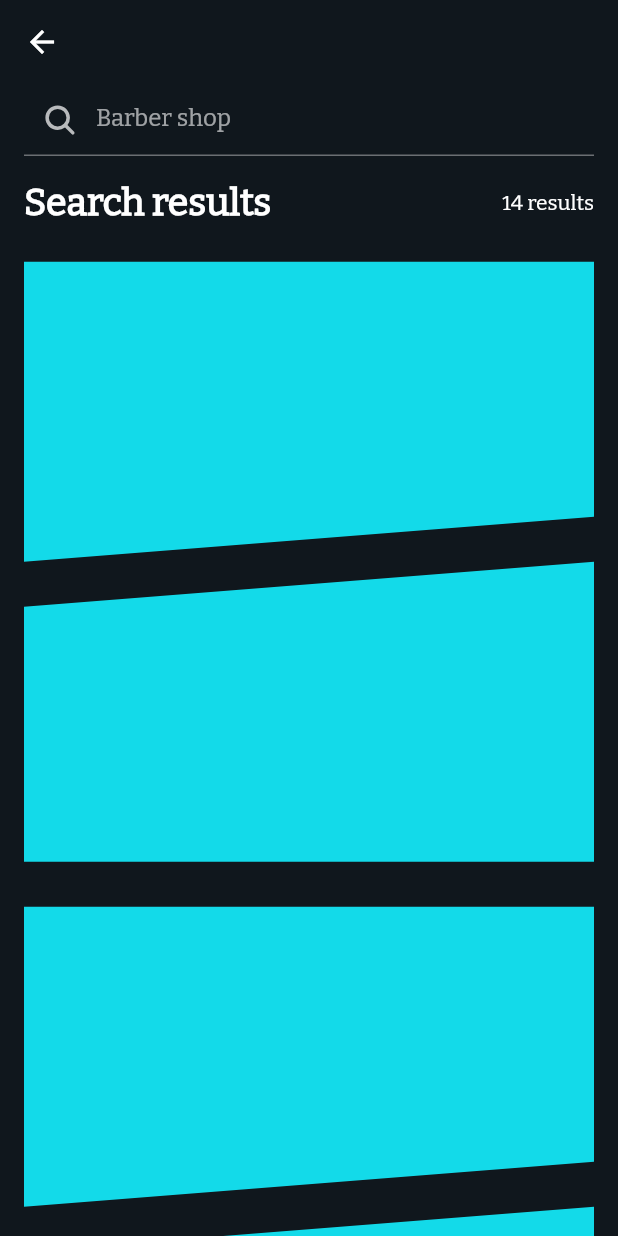
After one commit to mahmoud-eslami/barber-booking, a Flutter app: the HomePage screen opened by its route, after a tap on an icon or button, on a phone screen of 412 x 824 dp. The commit adds this screen. Run offline on Flutter 3.47's test engine with Material 2 defaults, Android fonts, the phone set to English and light mode, and no system bars; our stand-ins replace auto_size_text, camera, flutter_map, geolocator, get, ionicons and 1 more.

Commit message:
base shape of barber item created with custom paint

```diff
--- a/lib/app/modules/home/local_widget/custom_bottom_nav.dart
+++ b/lib/app/modules/home/local_widget/custom_bottom_nav.dart
@@ -59,7 +59,9 @@ class CustomBottomNav extends StatelessWidget {
                         iconData: Ionicons.newspaper,
                       ),
                       BottomNavItem(
-                        onTap: () {},
+                        onTap: () {
+                          Get.toNamed(_routes.nearestBarberShop);
+                        },
                         iconData: Ionicons.navigate,
                       ),
                       BottomNavItem(
--- /dev/null
+++ b/lib/app/modules/nearest_barber_shop/controller.dart
@@ -0,0 +1,13 @@
+import 'package:get/get.dart';
+
+class NearestBarberShopController extends GetxController {
+  @override
+  void onInit() {
+    super.onInit();
+  }
+
+  @override
+  void onClose() {
+    super.onClose();
+  }
+}
--- /dev/null
+++ b/lib/app/modules/nearest_barber_shop/page.dart
@@ -0,0 +1,164 @@
+import 'package:barber_booking/app/core/utils/size_config.dart';
+import 'package:barber_booking/app/core/values/dimes.dart';
+import 'package:barber_booking/app/data/enums/text_color_option.dart';
+import 'package:barber_booking/app/data/enums/text_size_option.dart';
+import 'package:barber_booking/app/global_widgets/optimized_text.dart';
+import 'package:flutter/material.dart';
+import 'package:get/get.dart';
+import 'package:ionicons/ionicons.dart';
+
+import '../../core/values/colors.dart';
+import '../../core/values/strings.dart';
+import '../../routes/routes.dart';
+
+class NearestBarberShop extends StatelessWidget {
+  NearestBarberShop({Key? key}) : super(key: key);
+
+  final AppColors _colors = Get.find();
+  final Strings _strings = Get.find();
+  final Routes _routes = Get.find();
+  final Dimens _dimens = Get.find();
+
+  @override
+  Widget build(BuildContext context) {
+    return Scaffold(
+      appBar: AppBar(),
+      body: Padding(
+        padding: EdgeInsets.symmetric(horizontal: _dimens.defaultPadding * 2),
+        child: Column(
+          children: [
+            NearBarberShopSearchBar(),
+            SizedBox(
+              height: SizeConfig.heightMultiplier * 2,
+            ),
+            Row(
+              mainAxisAlignment: MainAxisAlignment.spaceBetween,
+              crossAxisAlignment: CrossAxisAlignment.center,
+              children: [
+                Expanded(
+                  child: OptimizedText(
+                    "Search results",
+                    colorOption: TextColorOptions.light,
+                    textAlign: TextAlign.start,
+                    fontWeight: FontWeight.bold,
+                    sizeOption: TextSizeOptions.bigBody,
+                  ),
+                ),
+                Expanded(
+                  child: OptimizedText(
+                    "14 results",
+                    colorOption: TextColorOptions.light,
+                    textAlign: TextAlign.end,
+                    sizeOption: TextSizeOptions.caption,
+                  ),
+                ),
+              ],
+            ),
+            BarberShopsItems(),
+          ],
+        ),
+      ),
+    );
+  }
+}
+
+class NearBarberShopSearchBar extends StatelessWidget {
+  NearBarberShopSearchBar({Key? key}) : super(key: key);
+
+  final AppColors _colors = Get.find();
+  final Strings _strings = Get.find();
+  final Routes _routes = Get.find();
+
+  @override
+  Widget build(BuildContext context) {
+    return TextFormField(
+      decoration: const InputDecoration(
+          prefixIcon: Icon(Ionicons.search),
+          label: Text("Barber shop"),
+          contentPadding: EdgeInsets.zero,
+          floatingLabelAlignment: FloatingLabelAlignment.start),
+    );
+  }
+}
+
+class BarberShopsItems extends StatelessWidget {
+  BarberShopsItems({Key? key}) : super(key: key);
+
+  final Dimens _dimens = Get.find();
+
+  @override
+  Widget build(BuildContext context) {
+    return Expanded(
+      child: ListView.builder(
+        padding: EdgeInsets.only(top: _dimens.defaultPadding * 3),
+        itemCount: 10,
+        itemBuilder: (context, index) =>
+            BarberShopItem(isUpperWidget: (index % 2 == 0)),
+      ),
+    );
+  }
+}
+
+class BarberShopItem extends StatelessWidget {
+  final bool isUpperWidget;
+
+  BarberShopItem({Key? key, required this.isUpperWidget}) : super(key: key);
+
+  final AppColors _colors = Get.find();
+  final Strings _strings = Get.find();
+  final Routes _routes = Get.find();
+  final Dimens _dimens = Get.find();
+
+  @override
+  Widget build(BuildContext context) {
+    return Column(
+      children: [
+        Container(
+          width: SizeConfig.widthMultiplier * 100,
+          height: 200,
+          color: Colors.transparent,
+          child: CustomPaint(
+            painter: BarberShopItemPainter(isUpperWidget: isUpperWidget),
+          ),
+        ),
+        if (!isUpperWidget) const SizedBox(height: 30),
+      ],
+    );
+  }
+}
+
+class BarberShopItemPainter extends CustomPainter {
+  final bool isUpperWidget;
+
+  final AppColors _colors = Get.find();
+
+  BarberShopItemPainter({required this.isUpperWidget});
+
+  @override
+  void paint(Canvas canvas, Size size) {
+    var paint = Paint();
+    var path = Path();
+    paint
+      ..color = _colors.coloredBorder
+      ..style = PaintingStyle.fill;
+
+    if (isUpperWidget) {
+      path.moveTo(0, 0);
+      path.lineTo(size.width, 0);
+      path.lineTo(size.width, size.height);
+      path.lineTo(size.width, size.height * .85);
+      path.lineTo(0, size.height);
+    } else {
+      path.moveTo(0, size.height);
+      path.lineTo(size.width, size.height);
+      path.lineTo(size.width, 0);
+      path.lineTo(0, size.height * .15);
+    }
+    path.close();
+
+    canvas.drawPath(path, paint);
+  }
+
+  @override
+  bool shouldRepaint(covariant CustomPainter oldDelegate) => true;
+}
--- a/lib/app/modules/news/local_widget/news_item.dart
+++ b/lib/app/modules/news/local_widget/news_item.dart
@@ -50,7 +50,7 @@ class NewsItem extends StatelessWidget {
                 sigmaY: 10,
               ),
               child: Container(
-                height: SizeConfig.heightMultiplier * 22,
+                height: SizeConfig.heightMultiplier * 25,
                 width: SizeConfig.widthMultiplier * 90,
                 decoration: BoxDecoration(
                   color: _colors.frostedBlack.withOpacity(.4),
--- a/lib/app/routes/pages.dart
+++ b/lib/app/routes/pages.dart
@@ -1,6 +1,7 @@
 import 'package:barber_booking/app/modules/barber_profile/page.dart';
 import 'package:barber_booking/app/modules/barber_shop_profile/page.dart';
 import 'package:barber_booking/app/modules/home/page.dart';
+import 'package:barber_booking/app/modules/nearest_barber_shop/page.dart';
 import 'package:barber_booking/app/modules/news/page.dart';
 import 'package:barber_booking/app/modules/profile/page.dart';
 import 'package:barber_booking/app/modules/splash/page.dart';
@@ -27,5 +28,6 @@ class Pages {
     GetPage(name: _routes.barberProfile, page: () => BarberProfile()),
     GetPage(name: _routes.barberShopProfile, page: () => BarberShopProfile()),
     GetPage(name: _routes.addStory, page: () => AddStory()),
+    GetPage(name: _routes.nearestBarberShop, page: () => NearestBarberShop()),
   ];
 }
--- a/lib/app/routes/routes.dart
+++ b/lib/app/routes/routes.dart
@@ -9,4 +9,5 @@ class Routes {
   String barberProfile = "/barberProfile";
   String barberShopProfile = "/barberShopProfile";
   String addStory = "/addStory";
+  String nearestBarberShop = "/nearestBarberShop";
 }
```
Also changed, not shown: 1 other file.
